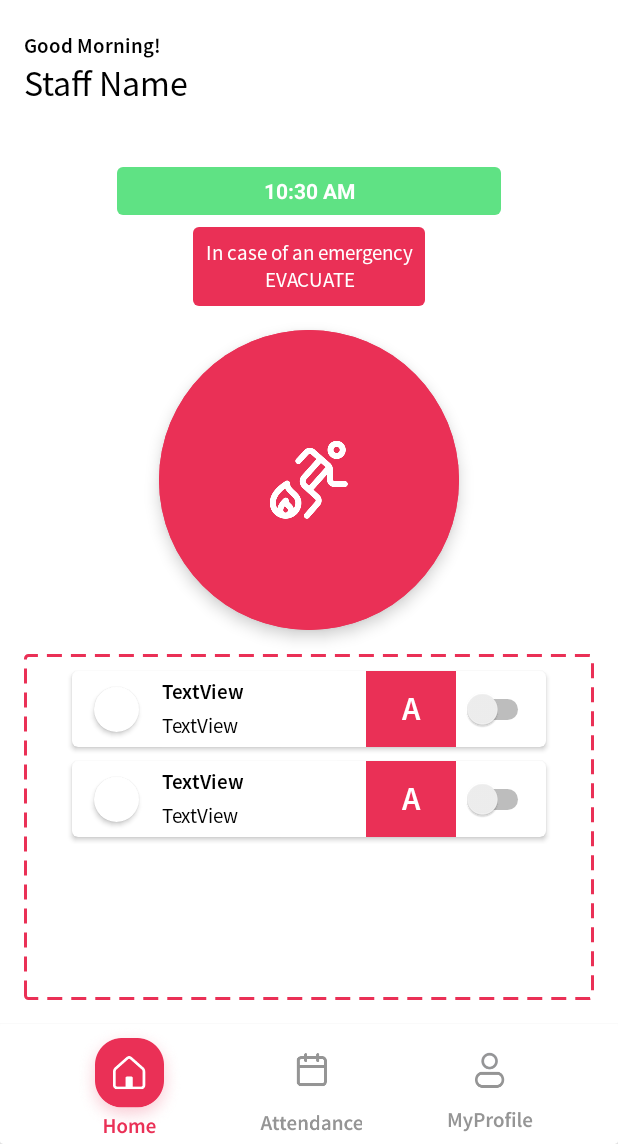
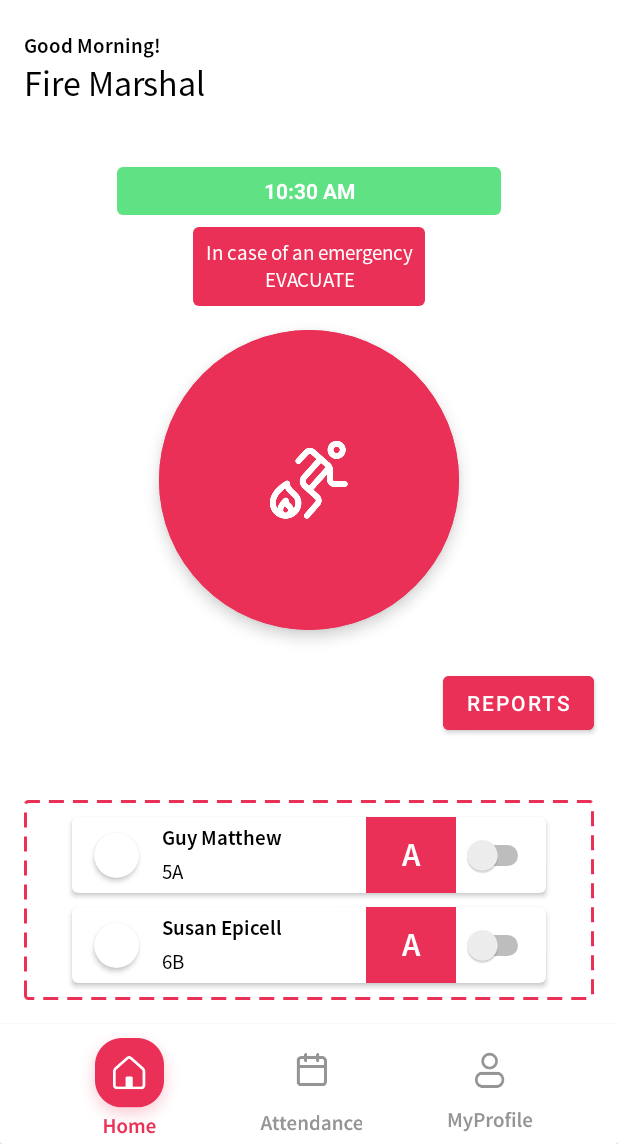
Before and after one commit to mobatiaandroid/NASHealthAndSafety, an Android app: the FireMarshallHomeActivity screen opened directly, with no data from a screen before it, on a phone screen of 412 x 824 dp, the part 92-1236 px from its top. Run offline under Robolectric (Android 15) with nearby library versions, the phone set to English and light mode, and no system bars.

Commit message:
Marshal page changes

```diff
--- a/app/src/main/java/com/nas/healthandsafety/activity/fire_marshall/FireMarshallHomeActivity.kt
+++ b/app/src/main/java/com/nas/healthandsafety/activity/fire_marshall/FireMarshallHomeActivity.kt
@@ -7,6 +7,7 @@ import android.graphics.Color
 import android.graphics.drawable.ColorDrawable
 import android.os.Bundle
 import android.view.Window
+import android.widget.Button
 import android.widget.ImageView
 import androidx.appcompat.app.AppCompatActivity
 import com.google.android.material.floatingactionbutton.ExtendedFloatingActionButton
@@ -14,12 +15,14 @@ import com.nas.healthandsafety.R
 import com.nas.healthandsafety.activity.attendance.AttendanceActivity
 import com.nas.healthandsafety.activity.gallery.GalleryActivity
 import com.nas.healthandsafety.activity.profile.ProfileActivity
+import com.nas.healthandsafety.activity.report.ReportActivity
 
 class FireMarshallHomeActivity : AppCompatActivity() {
     lateinit var context: Context
     lateinit var attendenceButton: ImageView
     lateinit var myProfile: ImageView
     lateinit var gallery: ImageView
+    lateinit var reports: Button
 
     //    lateinit var extras: Bundle
 //    lateinit var classID: String
@@ -49,6 +52,7 @@ class FireMarshallHomeActivity : AppCompatActivity() {
         attendenceButton = findViewById(R.id.attendence)
         gallery = findViewById(R.id.gallery)
         myProfile = findViewById(R.id.myProfile)
+        reports = findViewById(R.id.button) as Button
 //        staffName = findViewById(R.id.staffName)
 //        imageA = findViewById(R.id.imageA)
 //        imageB = findViewById(R.id.imageB)
@@ -69,6 +73,12 @@ class FireMarshallHomeActivity : AppCompatActivity() {
         evacuateButton = findViewById(R.id.evacuateButton)
         gallery.setOnClickListener {
             val intent = Intent(context, GalleryActivity::class.java)
+            startActivity(intent)
+            overridePendingTransition(0, 0)
+            finish()
+        }
+        reports.setOnClickListener {
+            val intent = Intent(context, ReportActivity::class.java)
             startActivity(intent)
             overridePendingTransition(0, 0)
             finish()
--- a/app/src/main/res/layout/activity_fire_marshall_home.xml
+++ b/app/src/main/res/layout/activity_fire_marshall_home.xml
@@ -38,7 +38,7 @@
         android:layout_width="wrap_content"
         android:layout_height="wrap_content"
         android:layout_marginStart="16sp"
-        android:text="Staff Name"
+        android:text="Fire Marshal"
         android:textSize="24sp"
         app:layout_constraintStart_toStartOf="parent"
         app:layout_constraintTop_toBottomOf="@+id/greeting" />
@@ -93,14 +93,14 @@
         app:layout_constraintTop_toBottomOf="@+id/textView12" />
 
     <androidx.constraintlayout.widget.ConstraintLayout
+        android:id="@+id/constraintLayout5"
         android:layout_width="match_parent"
         android:layout_height="0dp"
         android:layout_margin="16sp"
         android:background="@drawable/dotted_rectangle_black"
         app:layout_constraintBottom_toTopOf="@+id/cardview2"
         app:layout_constraintEnd_toEndOf="parent"
-        app:layout_constraintStart_toStartOf="parent"
-        app:layout_constraintTop_toBottomOf="@+id/evacuateButton">
+        app:layout_constraintStart_toStartOf="parent">
 
         <androidx.constraintlayout.widget.ConstraintLayout
             android:id="@+id/constraintLayout"
@@ -209,7 +209,7 @@
                         android:layout_height="wrap_content"
                         android:ellipsize="end"
                         android:maxLines="1"
-                        android:text="TextView"
+                        android:text="Guy Matthew"
                         android:textSize="14sp"
                         app:layout_constraintBottom_toTopOf="@+id/studentID"
                         app:layout_constraintEnd_toStartOf="@+id/presentOrAbsent"
@@ -222,7 +222,7 @@
                         android:layout_width="wrap_content"
                         android:layout_height="wrap_content"
                         android:maxLength="12"
-                        android:text="TextView"
+                        android:text="5A"
                         android:textSize="14sp"
                         app:layout_constraintBottom_toBottomOf="parent"
                         app:layout_constraintStart_toEndOf="@+id/shape_layout"
@@ -350,7 +350,7 @@
                         android:layout_height="wrap_content"
                         android:ellipsize="end"
                         android:maxLines="1"
-                        android:text="TextView"
+                        android:text="Susan Epicell"
                         android:textSize="14sp"
                         app:layout_constraintBottom_toTopOf="@+id/studentID1"
                         app:layout_constraintEnd_toStartOf="@+id/presentOrAbsent1"
@@ -363,7 +363,7 @@
                         android:layout_width="wrap_content"
                         android:layout_height="wrap_content"
                         android:maxLength="12"
-                        android:text="TextView"
+                        android:text="6B"
                         android:textSize="14sp"
                         app:layout_constraintBottom_toBottomOf="parent"
                         app:layout_constraintStart_toEndOf="@+id/shape_layout1"
@@ -503,5 +503,16 @@
         android:orientation="vertical"
         app:layout_constraintGuide_percent="0.7" />
 
+    <Button
+        android:id="@+id/button"
+        android:layout_width="wrap_content"
+        android:layout_height="wrap_content"
+        android:layout_marginBottom="16dp"
+        android:backgroundTint="@color/nas_red"
+        android:text="Reports"
+        app:layout_constraintBottom_toTopOf="@+id/constraintLayout5"
+        app:layout_constraintEnd_toEndOf="@+id/constraintLayout5"
+        app:layout_constraintTop_toBottomOf="@+id/evacuateButton" />
+
 
 </androidx.constraintlayout.widget.ConstraintLayout>
--- a/app/src/main/res/layout/activity_home.xml
+++ b/app/src/main/res/layout/activity_home.xml
@@ -470,6 +470,7 @@
                 android:layout_width="wrap_content"
                 android:layout_height="wrap_content"
                 android:clickable="true"
+                android:visibility="gone"
                 app:layout_constraintBottom_toTopOf="@+id/guideline8"
                 app:layout_constraintEnd_toStartOf="@+id/guideline6"
                 app:layout_constraintTop_toTopOf="parent"
```
Also changed, not shown: app/src/main/java/com/nas/healthandsafety/activity/login/SignInActivity.kt (+13 -0 lines).
